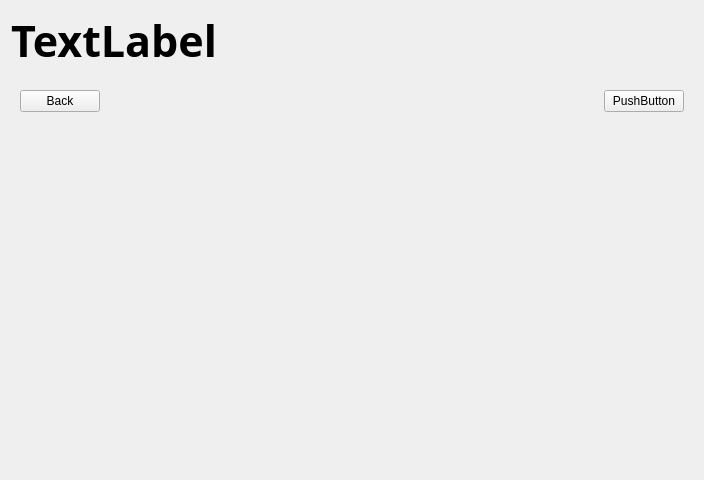
Old version of the form ui/Navigator.ui in the repository danielhsu021202/PythonCBAS.
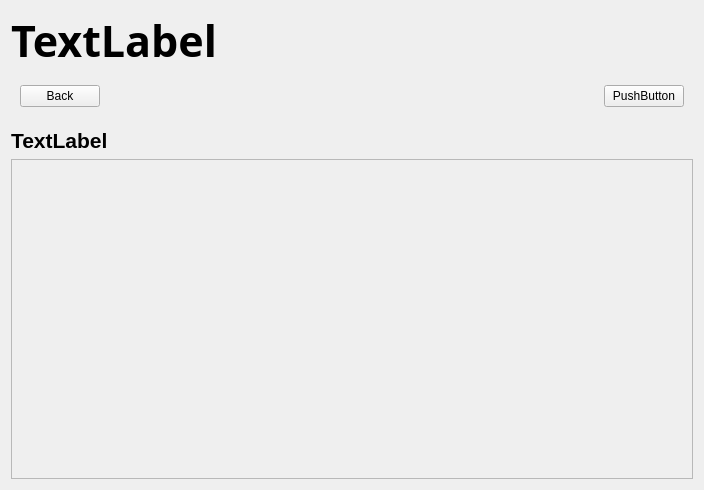
New version of the form.

The edit to the form file:
```diff
--- a/ui/Navigator.ui
+++ b/ui/Navigator.ui
@@ -7,13 +7,13 @@
     <x>0</x>
     <y>0</y>
     <width>704</width>
-    <height>480</height>
+    <height>490</height>
    </rect>
   </property>
   <property name="windowTitle">
    <string>Frame</string>
   </property>
-  <layout class="QVBoxLayout" name="verticalLayout">
+  <layout class="QVBoxLayout" name="verticalLayout_3">
    <item>
     <widget class="QLabel" name="TypeLabel">
      <property name="sizePolicy">
@@ -106,6 +106,53 @@
      </layout>
     </widget>
    </item>
+   <item>
+    <widget class="QLabel" name="pathLabel">
+     <property name="font">
+      <font>
+       <pointsize>16</pointsize>
+       <bold>true</bold>
+      </font>
+     </property>
+     <property name="text">
+      <string>TextLabel</string>
+     </property>
+    </widget>
+   </item>
+   <item>
+    <widget class="QScrollArea" name="scrollArea">
+     <property name="widgetResizable">
+      <bool>true</bool>
+     </property>
+     <widget class="QWidget" name="scrollAreaWidgetContents">
+      <property name="geometry">
+       <rect>
+        <x>0</x>
+        <y>0</y>
+        <width>678</width>
+        <height>318</height>
+       </rect>
+      </property>
+      <layout class="QVBoxLayout" name="verticalLayout">
+       <property name="leftMargin">
+        <number>12</number>
+       </property>
+       <property name="topMargin">
+        <number>12</number>
+       </property>
+       <property name="rightMargin">
+        <number>12</number>
+       </property>
+       <property name="bottomMargin">
+        <number>12</number>
+       </property>
+       <item>
+        <layout class="QGridLayout" name="CardGrid"/>
+       </item>
+      </layout>
+     </widget>
+    </widget>
+   </item>
   </layout>
  </widget>
  <resources/>
```
Left out of the diff: 3 changed lines with no effect on the pictures.
